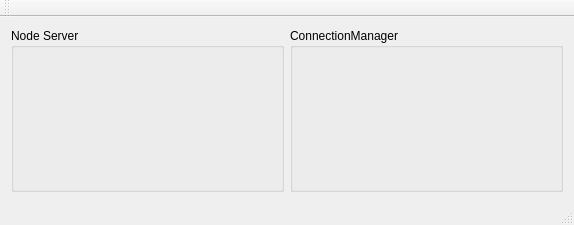
Qt form Software/JarvisServer/jarvisServer/gjarvisgui.ui (makespacemadrid/Jarvis) before a commit.
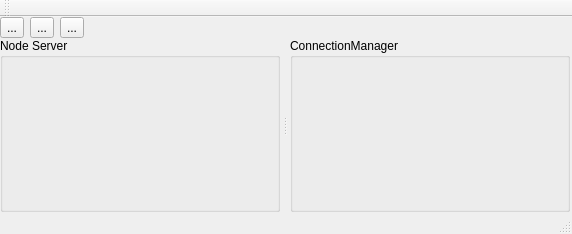
The same form after that commit. Custom widgets are drawn as their Qt base class.

What changed in the file:
```diff
--- a/Software/JarvisServer/jarvisServer/gjarvisgui.ui
+++ b/Software/JarvisServer/jarvisServer/gjarvisgui.ui
@@ -6,30 +6,95 @@
    <rect>
     <x>0</x>
     <y>0</y>
-    <width>574</width>
-    <height>225</height>
+    <width>572</width>
+    <height>234</height>
    </rect>
   </property>
   <property name="windowTitle">
    <string>gJarvisgui</string>
   </property>
   <widget class="QWidget" name="centralWidget">
-   <layout class="QHBoxLayout" name="horizontalLayout" stretch="2,2">
-    <property name="sizeConstraint">
-     <enum>QLayout::SetMinimumSize</enum>
+   <layout class="QVBoxLayout" name="verticalLayout" stretch="1,20">
+    <property name="spacing">
+     <number>0</number>
+    </property>
+    <property name="leftMargin">
+     <number>0</number>
+    </property>
+    <property name="topMargin">
+     <number>0</number>
+    </property>
+    <property name="rightMargin">
+     <number>2</number>
+    </property>
+    <property name="bottomMargin">
+     <number>0</number>
     </property>
     <item>
-     <widget class="gJarvisServerWidget" name="nodeServerWidget">
-      <property name="title">
-       <string>Node Server</string>
-      </property>
-     </widget>
+     <layout class="QHBoxLayout" name="horizontalLayout">
+      <item>
+       <widget class="QToolButton" name="toolButton">
+        <property name="text">
+         <string>...</string>
+        </property>
+       </widget>
+      </item>
+      <item>
+       <widget class="QToolButton" name="toolButton_2">
+        <property name="text">
+         <string>...</string>
+        </property>
+       </widget>
+      </item>
+      <item>
+       <widget class="QToolButton" name="toolButton_3">
+        <property name="text">
+         <string>...</string>
+        </property>
+       </widget>
+      </item>
+      <item>
+       <spacer name="horizontalSpacer">
+        <property name="orientation">
+         <enum>Qt::Horizontal</enum>
+        </property>
+        <property name="sizeHint" stdset="0">
+         <size>
+          <width>40</width>
+          <height>20</height>
+         </size>
+        </property>
+       </spacer>
+      </item>
+     </layout>
     </item>
     <item>
-     <widget class="gJarvisConnectionManagerWidget" name="connManagerWidget">
-      <property name="title">
-       <string>ConnectionManager</string>
+     <widget class="QSplitter" name="splitter">
+      <property name="frameShape">
+       <enum>QFrame::NoFrame</enum>
       </property>
+      <property name="lineWidth">
+       <number>1</number>
+      </property>
+      <property name="orientation">
+       <enum>Qt::Horizontal</enum>
+      </property>
+      <property name="handleWidth">
+       <number>10</number>
+      </property>
+      <widget class="gJarvisServerWidget" name="nodeServerWidget">
+       <property name="title">
+        <string>Node Server</string>
+       </property>
+      </widget>
+      <widget class="gJarvisConnectionManagerWidget" name="connManagerWidget">
+       <property name="title">
+        <string>ConnectionManager</string>
+       </property>
+       <property name="flat">
+        <bool>false</bool>
+       </property>
+      </widget>
      </widget>
     </item>
    </layout>
```
Left out of the diff: 2 changed lines with no effect on the pictures.
